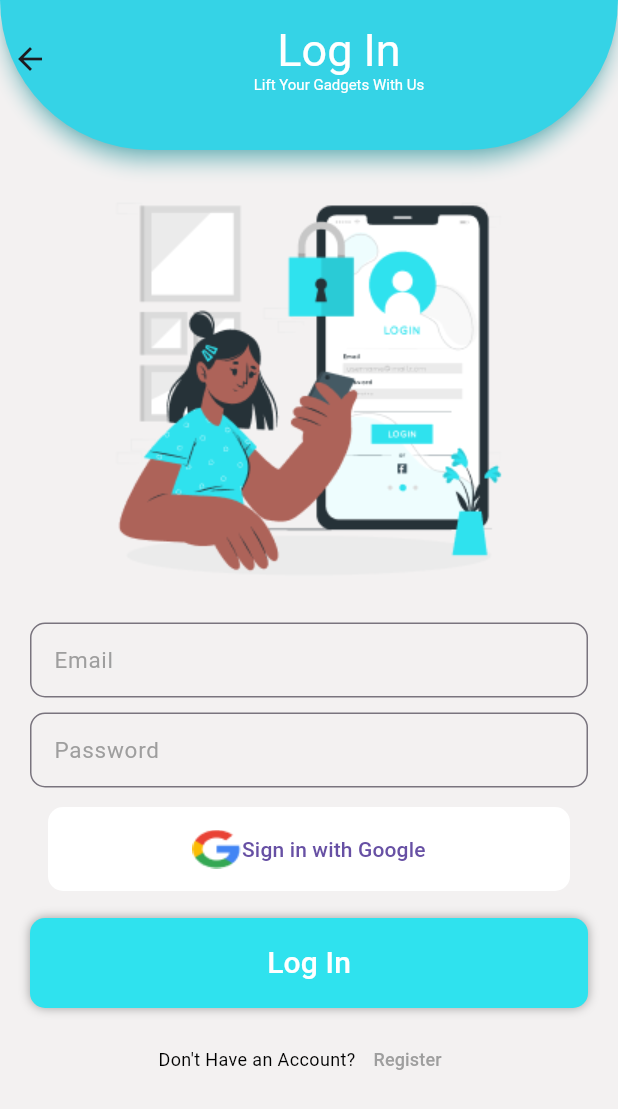
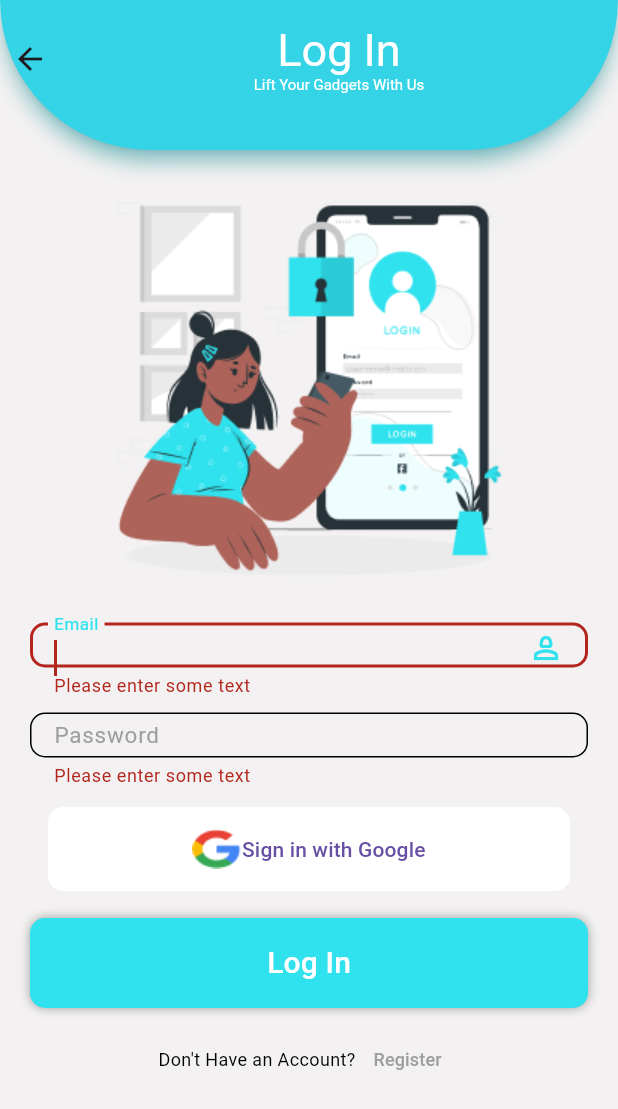
Before and after one commit to younes-damouna/gad-lift, a Flutter app: the RegisterScreen screen opened directly, after a tap on "Sign In", after a tap on "Log In", on a phone screen of 412 x 824 dp. Shown: the top 1109 px of the screen. Run offline on Flutter 3.47's test engine with Material 3 defaults, Android fonts, the phone set to English and light mode, and no system bars; our stand-ins replace dio, google_fonts; network calls fail.

Commit message:
added routd to loginScreen

```diff
--- a/mobile_app/lib/screens/auth/login.screen.dart
+++ b/mobile_app/lib/screens/auth/login.screen.dart
@@ -19,6 +19,14 @@ class _LoginScreenState extends State<LoginScreen> {
   TextEditingController emailController = TextEditingController();
 
   TextEditingController passwordNameController = TextEditingController();
+  final _formKey = GlobalKey<FormState>();
+  validate(value) {
+    if (value == null || value.isEmpty) {
+      return 'Please enter some text';
+    }
+    return null;
+  }
+
   @override
   Widget build(BuildContext context) {
     return Scaffold(
@@ -37,6 +45,10 @@ class _LoginScreenState extends State<LoginScreen> {
                       'assets/images/Login.png', fit: BoxFit.cover, width: 300,
                       // colorBlendMode: BlendMode.colorBurn,
                     ),
+                    Form(
+                        key: _formKey,
+                        child: Column(
+                          children: [
                             InputGroup(
                               controller: emailController,
                               title: 'Email',
@@ -60,9 +72,11 @@ class _LoginScreenState extends State<LoginScreen> {
                                       RoundedRectangleBorder(
                                           borderRadius: BorderRadius.zero),
                                     ),
-                            overlayColor:
-                                MaterialStatePropertyAll(Colors.white60)),
-                        onPressed: () {},
+                                    overlayColor: MaterialStatePropertyAll(
+                                        Colors.white60)),
+                                onPressed: () {
+
+                                },
                                 child: Container(
                                   padding: const EdgeInsets.all(15),
                                   width: MediaQuery.of(context).size.width,
@@ -73,9 +87,11 @@ class _LoginScreenState extends State<LoginScreen> {
                                     color: Colors.white,
                                   ),
                                   child: Row(
-                              mainAxisAlignment: MainAxisAlignment.center,
+                                      mainAxisAlignment:
+                                          MainAxisAlignment.center,
                                       children: [
-                                Image.asset('assets/images/googleIcon.png'),
+                                        Image.asset(
+                                            'assets/images/googleIcon.png'),
                                         const Text('Sign in with Google')
                                       ]),
                                 )),
@@ -83,12 +99,27 @@ class _LoginScreenState extends State<LoginScreen> {
                               text: 'Log In',
                               color: Colors.white,
                               bgColor: const Color(0xFF2FE2EE),
-                      handlePress: () async {
+                              handlePress: () async
+                                  //  async
+                                  {
+                                // print(_formKey.currentState!.validate());
+                                if (_formKey.currentState!.validate()) {
+                                   ScaffoldMessenger.of(context).showSnackBar(
+                                    const SnackBar(
+                                        content: Text('Processing Data')),
+                                  );
+                                  // If the form is valid, display a snackbar. In the real world,
+                                  // you'd often call a server or save the information in a database.
                                    final response = await AuthService.login(
                                     emailController.text,
                                     passwordNameController.text,
+
                                   );
-                        log(response);
+
+                                  // log(response);
+
+
+                                }
                               },
                             ),
                             Row(
@@ -109,12 +140,16 @@ class _LoginScreenState extends State<LoginScreen> {
                                                 const RegisterScreen()));
                                   },
                                   child: const SectionTitle(
-                            title: "Register", size: 12, color: Colors.grey,
+                                    title: "Register", size: 12,
+                                    color: Colors.grey,
                                     // style: TextStyle(color: Colors.grey),
                                   ),
                                 ),
                               ],
                             ),
+
+                          ],
+                        ))
                   ],
                 ),
               ],
--- a/mobile_app/lib/widgets/common/input.widget.dart
+++ b/mobile_app/lib/widgets/common/input.widget.dart
@@ -1,3 +1,5 @@
+import 'dart:developer';
+
 import 'package:flutter/material.dart';
 // import 'package:google_fonts/google_fonts.dart';
 import 'package:mobile_app/widgets/common/section_title.dart';
@@ -26,24 +28,39 @@ class _InputGroupState extends State<InputGroup> {
     return Container(
         height: 50,
         margin: const EdgeInsets.symmetric(vertical: 5),
+        child: Expanded(
+          flex: 1,
+          child: Padding(
+            padding: const EdgeInsets.all(0),
             child: TextFormField(
-        //  validator: (value) {
-        //     if (value == null || value.isEmpty) {
-        //       return 'Please enter first name';
-        //     }
-        //     return value.length < 3
-        //         ? 'Name must be at least 3 to 30 characters long'
-        //         : null;
-        //   },
+              onFieldSubmitted: (value) {
+
+              },
+              validator:(value) {
+              if (value == null || value.isEmpty) {
+                return 'Please enter some text';
+              }
+              return null;
+            },
+
               controller: widget.controller,
-        scrollPadding:
-            EdgeInsets.only(bottom: MediaQuery.of(context).viewInsets.bottom),
-
+              scrollPadding: EdgeInsets.only(
+                  bottom: MediaQuery.of(context).viewInsets.bottom),
+              // autovalidateMode: AutovalidateMode.always,
+              // autovalidateMode: AutovalidateMode.onUserInteraction,
+              // keyboardAppearance: Brightness.da,
+              autofocus: true,
               // keyboardType: TextInputType.emailAddress,
               obscureText: widget.secure,
               cursorColor: const Color(0xFF2FE2EE),
 
               decoration: InputDecoration(
+                errorStyle: const TextStyle(),
+                errorBorder: const OutlineInputBorder(
+                  borderRadius: BorderRadius.all(
+                    Radius.circular(10),
+                  ),
+                ),
                 floatingLabelStyle: const TextStyle(color: Color(0xFF2FE2EE)),
                 label: SectionTitle(
                   title: widget.title,
@@ -92,8 +109,8 @@ class _InputGroupState extends State<InputGroup> {
                 // hintStyle:
                 // focusedErrorBorder: OutlineInputBorder(borderRadius:BorderRadius.all(Radius.circular(15)))
               ),
-
             ),
-    );
+          ),
+        ));
   }
 }
```
Also changed, not shown: mobile_app/lib/main.dart (+8 -5 lines), mobile_app/lib/screens/test_validation.screen.dart (added, +63 -0 lines). Lines whose indentation alone changed are shown as unchanged.
